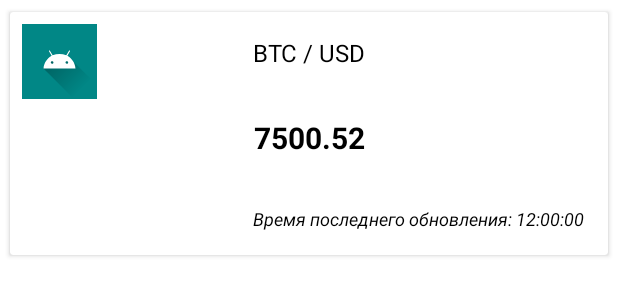
After one commit to DmitrySlv/Crypto, an Android app: the layout item_coin_info.xml on its own in the app's theme, with its tools: preview values and no code run, on a phone screen of 412 x 824 dp. The commit adds this screen. Shown: the top 300 px of the screen. Run offline under Robolectric (Android 15) with nearby library versions, the phone set to English and light mode, and no system bars.

Commit message:
create layout & item_layout & TimeUtils

```diff
--- a/app/src/main/AndroidManifest.xml
+++ b/app/src/main/AndroidManifest.xml
@@ -15,7 +15,7 @@
         android:theme="@style/Theme.Crypto"
         tools:targetApi="31">
         <activity
-            android:name=".MainActivity"
+            android:name=".CoinPriceListActivity"
             android:exported="true">
             <intent-filter>
                 <action android:name="android.intent.action.MAIN" />
--- a/app/src/main/java/com/ds_create/crypto/MainActivity.kt
+++ b/app/src/main/java/com/ds_create/crypto/CoinPriceListActivity.kt
@@ -7,13 +7,13 @@ import androidx.lifecycle.Observer
 import androidx.lifecycle.ViewModelProvider
 import com.ds_create.crypto.models.CoinViewModel
 
-class MainActivity : AppCompatActivity() {
+class CoinPriceListActivity : AppCompatActivity() {
 
     private lateinit var viewModel: CoinViewModel
 
     override fun onCreate(savedInstanceState: Bundle?) {
         super.onCreate(savedInstanceState)
-        setContentView(R.layout.activity_main)
+        setContentView(R.layout.activity_coin_price_list)
         viewModel = ViewModelProvider(this)[CoinViewModel::class.java]
         viewModel.priceList.observe(this, Observer {
             Log.d("MyLog", "Success in activity: $it")
--- a/app/src/main/java/com/ds_create/crypto/api/ApiFactory.kt
+++ b/app/src/main/java/com/ds_create/crypto/api/ApiFactory.kt
@@ -8,6 +8,7 @@ import retrofit2.create
 object ApiFactory {
 
     private const val BASE_URL = "https://min-api.cryptocompare.com/data/"
+    const val BASE_IMAGE_URL = "https://cryptocompare.com"
 
     private val retrofit = Retrofit.Builder()
         .addConverterFactory(GsonConverterFactory.create())
--- /dev/null
+++ b/app/src/main/res/layout/item_coin_info.xml
@@ -0,0 +1,63 @@
+<?xml version="1.0" encoding="utf-8"?>
+<androidx.cardview.widget.CardView xmlns:android="http://schemas.android.com/apk/res/android"
+    xmlns:app="http://schemas.android.com/apk/res-auto"
+    android:layout_width="match_parent"
+    android:layout_height="wrap_content"
+    xmlns:tools="http://schemas.android.com/tools"
+    android:layout_margin="4dp"
+    app:cardUseCompatPadding="true">
+
+    <androidx.constraintlayout.widget.ConstraintLayout
+        android:layout_width="match_parent"
+        android:layout_height="wrap_content">
+
+        <TextView
+            android:id="@+id/tvSymbols"
+            android:layout_width="wrap_content"
+            android:layout_height="wrap_content"
+            app:layout_constraintEnd_toEndOf="parent"
+            app:layout_constraintStart_toStartOf="parent"
+            app:layout_constraintTop_toTopOf="parent"
+            tools:text="BTC / USD"
+            android:padding="16dp"
+            android:textSize="16sp"
+            android:textColor="@color/black"/>
+
+        <TextView
+            android:id="@+id/tvPrice"
+            android:layout_width="wrap_content"
+            android:layout_height="wrap_content"
+            android:padding="16dp"
+            android:textColor="@color/black"
+            android:textSize="20sp"
+            android:textStyle="bold"
+            app:layout_constraintEnd_toEndOf="parent"
+            app:layout_constraintStart_toStartOf="parent"
+            app:layout_constraintTop_toBottomOf="@+id/tvSymbols"
+            tools:text="7500.52" />
+
+        <TextView
+            android:id="@+id/tvTimeUpdate"
+            android:layout_width="wrap_content"
+            android:layout_height="wrap_content"
+            android:padding="16dp"
+            android:textColor="@color/black"
+            android:textSize="12sp"
+            android:textStyle="italic"
+            app:layout_constraintEnd_toEndOf="parent"
+            app:layout_constraintTop_toBottomOf="@+id/tvPrice"
+            tools:text="Время последнего обновления: 12:00:00" />
+
+        <ImageView
+            android:id="@+id/imLogoCoin"
+            android:layout_width="50dp"
+            android:layout_height="50dp"
+            android:layout_margin="8dp"
+            android:background="@color/teal_700"
+            app:layout_constraintStart_toStartOf="parent"
+            app:layout_constraintTop_toTopOf="parent"
+            app:srcCompat="@drawable/ic_launcher_foreground" />
+
+    </androidx.constraintlayout.widget.ConstraintLayout>
+
+</androidx.cardview.widget.CardView>
```
Also changed, not shown: app/src/main/java/com/ds_create/crypto/pojo/CoinPriceInfo.kt (+11 -1 lines), app/src/main/java/com/ds_create/crypto/utils/TimeUtils.kt (added, +16 -0 lines), app/src/main/res/layout/activity_coin_price_list.xml (renamed from app/src/main/res/layout/activity_main.xml, +8 -6 lines).
